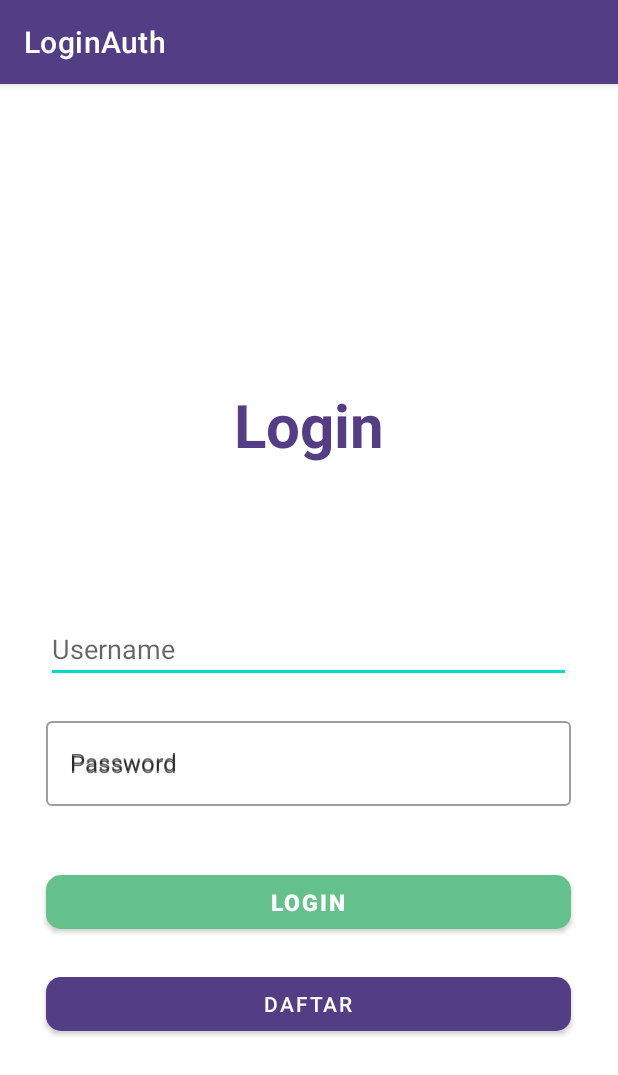
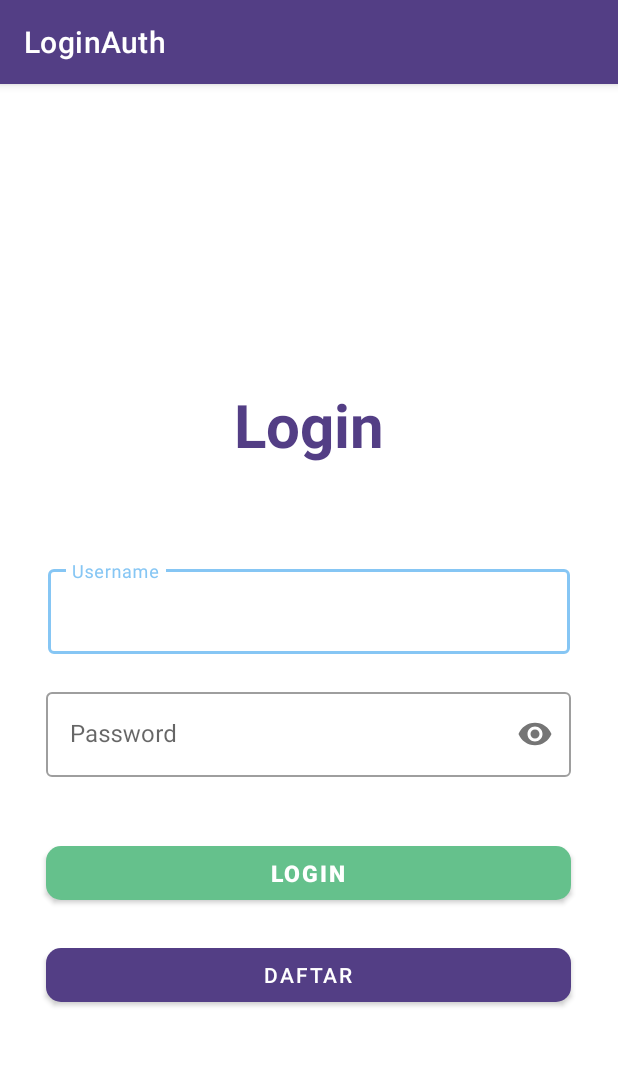
Before and after one commit to rian0502/LoginAuth, an Android app: the screen it shows after launch (LoginActivity), on a phone screen of 412 x 824 dp. Shown: the top 1075 px of the screen. Run offline under Robolectric (Android 15) with nearby library versions, the light colour scheme and no system bars; Roboto replaces fonts that are not available here.

Commit message:
make new material

```diff
--- a/app/src/main/java/com/belajar/loginauth/LoginActivity.java
+++ b/app/src/main/java/com/belajar/loginauth/LoginActivity.java
@@ -21,7 +21,7 @@ public class LoginActivity extends AppCompatActivity {
         getWindow().setSoftInputMode(WindowManager.LayoutParams.SOFT_INPUT_STATE_HIDDEN);
         Objects.requireNonNull(getSupportActionBar()).setBackgroundDrawable(new ColorDrawable(getResources().getColor(R.color.appBar)));
         tfUsername = findViewById(R.id.etUsername);
-        tfPassword = findViewById(R.id.inputPassword);
+        tfPassword = findViewById(R.id.etPassword);
         Button login = findViewById(R.id.btLogin);
         login.setOnClickListener(view -> {
             if (tfUsername.getText().toString().equals("") || tfPassword.getText().toString().equals("")){
--- a/app/src/main/res/layout/activity_login.xml
+++ b/app/src/main/res/layout/activity_login.xml
@@ -23,27 +23,34 @@
             android:fontFamily="@font/salsa">
         </TextView>
 
-        <EditText
-            android:id="@+id/etUsername"
+        <com.google.android.material.textfield.TextInputLayout
+            android:id="@+id/usernameLayout"
+            style="@style/Widget.MaterialComponents.TextInputLayout.OutlinedBox"
+            android:layout_width="match_parent"
+            android:layout_height="wrap_content"
+            android:layout_marginStart="32dp"
+            android:layout_marginTop="64dp"
+            android:layout_marginEnd="32dp"
+            android:hint="Username">
+            <com.google.android.material.textfield.TextInputEditText
+                android:id="@+id/etUsername"
+                android:inputType="textCapSentences"
+                android:layout_width="match_parent"
+                android:layout_height="wrap_content"/>
+        </com.google.android.material.textfield.TextInputLayout>
+
+        <com.google.android.material.textfield.TextInputLayout
+            android:id="@+id/passwordLayout"
+            style="@style/Widget.MaterialComponents.TextInputLayout.OutlinedBox"
             android:layout_width="350dp"
             android:layout_height="wrap_content"
             android:layout_gravity="center"
-            android:layout_marginTop="100dp"
-            android:hint="@string/username"
-            android:autofillHints=""
-            android:inputType="text" />
-        <com.google.android.material.textfield.TextInputLayout
-            android:id="@+id/passwordLayout"
-            android:layout_width="350dp"
-            android:layout_gravity="center"
-            android:layout_height="wrap_content"
-            style="@style/Widget.MaterialComponents.TextInputLayout.OutlinedBox"
+            app:passwordToggleEnabled="true"
             android:layout_marginTop="20dp"
             android:hint="Password">
             <com.google.android.material.textfield.TextInputEditText
-                android:id="@+id/inputPassword"
+                android:id="@+id/etPassword"
                 android:layout_width="match_parent"
-                android:hint="Password"
                 android:inputType="textPassword"
                 android:layout_height="wrap_content"/>
         </com.google.android.material.textfield.TextInputLayout>
--- a/app/src/main/res/values-night/themes.xml
+++ b/app/src/main/res/values-night/themes.xml
@@ -1,6 +1,6 @@
-<resources xmlns:tools="http://schemas.android.com/tools">
+<resources>
     <!-- Base application theme. -->
-    <style name="Theme.LoginAuth" parent="Theme.AppCompat.Light.DarkActionBar">
+    <style name="Theme.LoginAuth" parent="Theme.MaterialComponents.Light.DarkActionBar">
         <!-- Primary brand color. -->
         <item name="colorPrimary">@color/purple_200</item>
         <item name="colorPrimaryDark">@color/purple_700</item>
--- a/app/src/main/res/values/themes.xml
+++ b/app/src/main/res/values/themes.xml
@@ -2,7 +2,7 @@
     <!-- Base application theme. -->
     <style name="Theme.LoginAuth" parent="Theme.MaterialComponents.Light.DarkActionBar">
         <!-- Primary brand color. -->
-        <item name="colorPrimary">@color/white</item>
+        <item name="colorPrimary">#86C6F4</item>
         <item name="colorPrimaryDark">@color/black</item>
         <item name="colorAccent">@color/teal_200</item>
         <!-- Customize your theme here. -->
```
